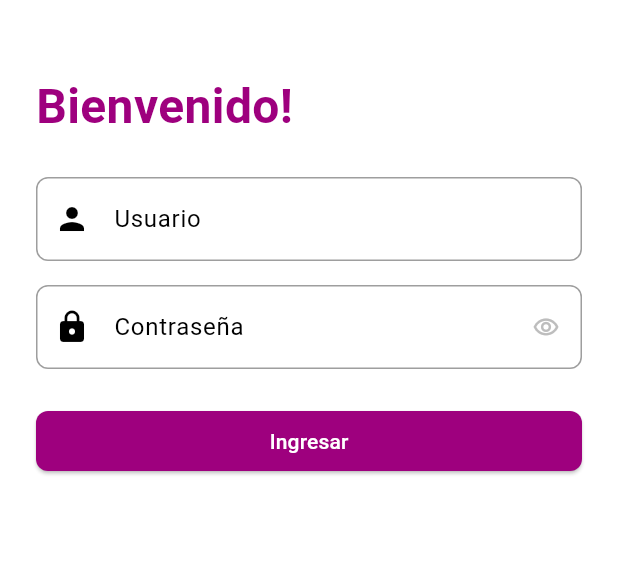
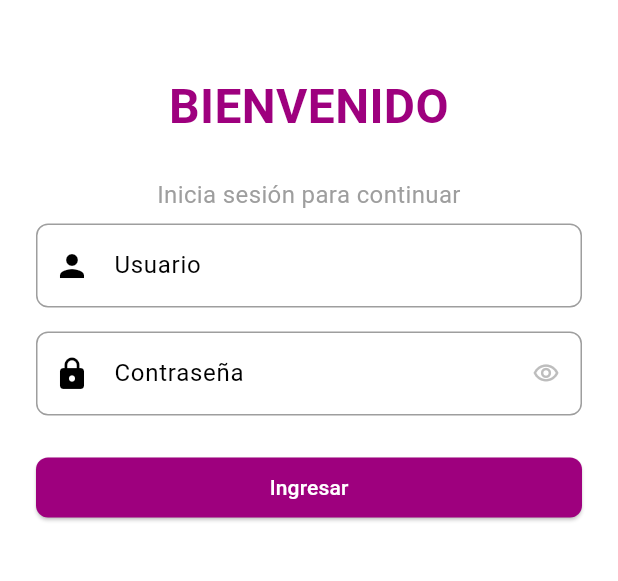
Before and after one commit to lautarolazzeri/Banana_Software_Challenge, a Flutter app: the screen it shows after launch, on a phone screen of 412 x 824 dp, the part 222-803 px from its top. Run offline on Flutter 3.47's test engine with Material 2 defaults, Android fonts, the phone set to English and light mode, and no system bars.

Commit message:
Update login

```diff
--- a/Flutter_Banana_Challenge/lib/views/screens/login_screen.dart
+++ b/Flutter_Banana_Challenge/lib/views/screens/login_screen.dart
@@ -25,21 +25,32 @@ class _LoginPageState extends State<LoginPage> {
               mainAxisAlignment: MainAxisAlignment.center,
               crossAxisAlignment: CrossAxisAlignment.stretch,
               children: [
-                const SizedBox(height: 48.0),
+                const SizedBox(height: 48),
                 Image.asset(
                   'assets/banana-logo.png',
-                  height: 100.0,
+                  height: 100,
                 ),
-                const SizedBox(height: 48.0),
-                const Text('Bienvenido!',
-                    style: TextStyle(fontSize: 32.0, fontWeight: FontWeight.bold, color: appColor)),
-                const SizedBox(height: 24.0),
+                const SizedBox(height: 48),
+                Text('Bienvenido'.toUpperCase(),
+                    textAlign: TextAlign.center,
+                    style: const TextStyle(
+                      fontSize: 32.0,
+                      fontWeight: FontWeight.bold,
+                      color: appColor,
+                    )),
+                const SizedBox(height: 24),
+                const Text(
+                  'Inicia sesión para continuar',
+                  style: TextStyle(fontSize: 16.0, color: Colors.grey),
+                  textAlign: TextAlign.center,
+                ),
+                const SizedBox(height: 8),
                 LoginInput(
                   textEditingController: userController,
                   hintText: 'Usuario',
                   prefixIcon: const Icon(Icons.person),
                 ),
-                const SizedBox(height: 16.0),
+                const SizedBox(height: 16),
                 LoginInput(
                   textEditingController: passwordController,
                   hintText: 'Contraseña',
@@ -48,7 +59,9 @@ class _LoginPageState extends State<LoginPage> {
                 ),
                 const SizedBox(height: 24.0),
                 ElevatedButton(
-                  onPressed: () {},
+                  onPressed: () {
+                    //todo implement login
+                  },
                   style: ElevatedButton.styleFrom(
                     backgroundColor: appColor,
                     shape: RoundedRectangleBorder(
```
